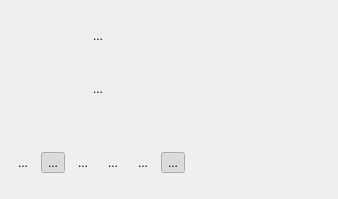
Before: the Qt Designer form src/ui/bezierspline_ui.ui in KDE/kdenlive, drawn with Qt 5.
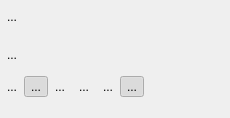
After: the same form once the commit is applied.

Commit message: Fix curve effect icon placement. Related to #452

Patch:
```diff
--- a/src/ui/bezierspline_ui.ui
+++ b/src/ui/bezierspline_ui.ui
@@ -6,12 +6,29 @@
    <rect>
     <x>0</x>
     <y>0</y>
-    <width>338</width>
-    <height>199</height>
+    <width>230</width>
+    <height>118</height>
    </rect>
   </property>
   <layout class="QGridLayout" name="gridLayout">
+   <property name="leftMargin">
+    <number>0</number>
+   </property>
+   <property name="topMargin">
+    <number>0</number>
+   </property>
+   <property name="rightMargin">
+    <number>0</number>
+   </property>
+   <property name="bottomMargin">
+    <number>0</number>
+   </property>
+   <property name="spacing">
+    <number>0</number>
+   </property>
    <item row="0" column="0">
+    <layout class="QHBoxLayout" name="horizontalLayout_2">
+     <item>
     <widget class="QWidget" name="widgetPoint" native="true">
      <property name="sizePolicy">
       <sizepolicy hsizetype="Preferred" vsizetype="Maximum">
@@ -59,7 +76,7 @@
      </layout>
     </widget>
    </item>
-   <item row="0" column="1">
+     <item>
     <widget class="QToolButton" name="buttonDeletePoint">
      <property name="toolTip">
       <string>Delete current point</string>
@@ -72,23 +89,17 @@
      </property>
     </widget>
    </item>
-   <item row="0" column="2" colspan="2">
-    <spacer name="horizontalSpacer_2">
-     <property name="orientation">
-      <enum>Qt::Horizontal</enum>
-     </property>
-     <property name="sizeHint" stdset="0">
-      <size>
-       <width>133</width>
-       <height>17</height>
-      </size>
-     </property>
-    </spacer>
+    </layout>
    </item>
    <item row="1" column="0">
+    <layout class="QGridLayout" name="handlesLayout">
+     <property name="spacing">
+      <number>0</number>
+     </property>
+     <item row="0" column="0">
     <layout class="QHBoxLayout" name="layoutH1"/>
    </item>
-   <item row="1" column="1">
+     <item row="0" column="1">
     <widget class="QToolButton" name="buttonLinkHandles">
      <property name="toolTip">
       <string>Link the handles' position for current point.&lt;br /&gt;Results in a natural spline.</string>
@@ -104,37 +115,13 @@
      </property>
     </widget>
    </item>
-   <item row="1" column="2" colspan="2">
-    <spacer name="horizontalSpacer_3">
-     <property name="orientation">
-      <enum>Qt::Horizontal</enum>
-     </property>
-     <property name="sizeHint" stdset="0">
-      <size>
-       <width>133</width>
-       <height>46</height>
-      </size>
-     </property>
-    </spacer>
-   </item>
-   <item row="2" column="0">
+     <item row="1" column="0">
     <layout class="QHBoxLayout" name="layoutH2"/>
    </item>
-   <item row="2" column="1" colspan="3">
-    <spacer name="horizontalSpacer_4">
-     <property name="orientation">
-      <enum>Qt::Horizontal</enum>
-     </property>
-     <property name="sizeHint" stdset="0">
-      <size>
-       <width>40</width>
-       <height>20</height>
-      </size>
-     </property>
-    </spacer>
+    </layout>
    </item>
-   <item row="3" column="0" colspan="3">
-    <layout class="QHBoxLayout" name="horizontalLayout_2">
+   <item row="2" column="0" colspan="3">
+    <layout class="QHBoxLayout" name="horizontalLayout_4">
      <item>
       <widget class="QToolButton" name="buttonResetSpline">
        <property name="toolTip">
@@ -227,7 +214,7 @@
      </item>
     </layout>
    </item>
-   <item row="3" column="3">
+   <item row="2" column="3">
     <spacer name="spacer">
      <property name="orientation">
       <enum>Qt::Horizontal</enum>
@@ -240,6 +227,45 @@
      </property>
     </spacer>
    </item>
+   <item row="3" column="1">
+    <spacer name="verticalSpacer">
+     <property name="orientation">
+      <enum>Qt::Vertical</enum>
+     </property>
+     <property name="sizeHint" stdset="0">
+      <size>
+       <width>20</width>
+       <height>1</height>
+      </size>
+     </property>
+    </spacer>
+   </item>
+   <item row="1" column="1" colspan="3">
+    <spacer name="horizontalSpacer_3">
+     <property name="orientation">
+      <enum>Qt::Horizontal</enum>
+     </property>
+     <property name="sizeHint" stdset="0">
+      <size>
+       <width>150</width>
+       <height>43</height>
+      </size>
+     </property>
+    </spacer>
+   </item>
+   <item row="0" column="1" colspan="3">
+    <spacer name="horizontalSpacer_2">
+     <property name="orientation">
+      <enum>Qt::Horizontal</enum>
+     </property>
+     <property name="sizeHint" stdset="0">
+      <size>
+       <width>177</width>
+       <height>33</height>
+      </size>
+     </property>
+    </spacer>
+   </item>
   </layout>
  </widget>
  <resources/>
```
Left out of the diff: 6 changed lines with no effect on the pictures. Lines whose indentation alone changed are shown as unchanged. The commit also changes 1 other file.
